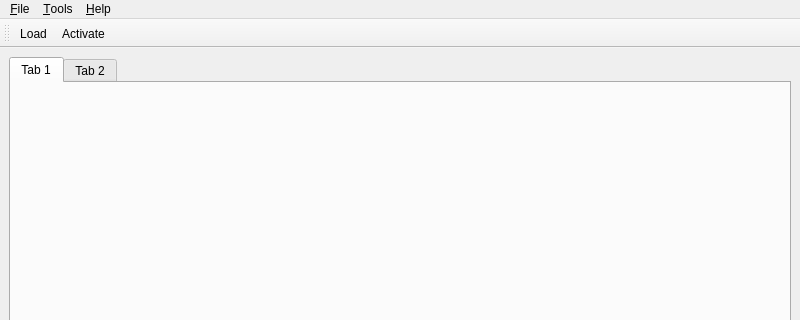
Qt form ui_gremlin.ui (WhiteMagic/JoystickGremlin) before a commit; both pictures show x 0 to 800 and y 0 to 320 of the 800 by 600 pixel window.
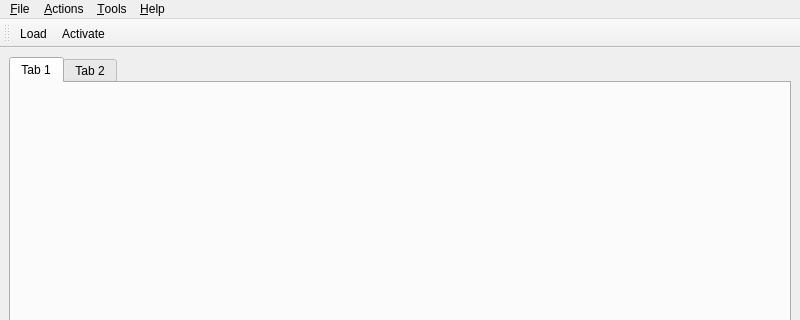
The same form after that commit.

Commit message: Simple 1:1 mapping creation action added

Patch:
```diff
--- a/ui_gremlin.ui
+++ b/ui_gremlin.ui
@@ -76,7 +76,14 @@
     </property>
     <addaction name="actionAbout"/>
    </widget>
+   <widget class="QMenu" name="menu_Actions">
+    <property name="title">
+     <string>&amp;Actions</string>
+    </property>
+    <addaction name="actionCreate1to1Mapping"/>
+   </widget>
    <addaction name="menu_File"/>
+   <addaction name="menu_Actions"/>
    <addaction name="menuTools"/>
    <addaction name="menu_Help"/>
   </widget>
```
Left out of the diff: 5 changed lines with no effect on the pictures. The commit also changes 3 other files.
